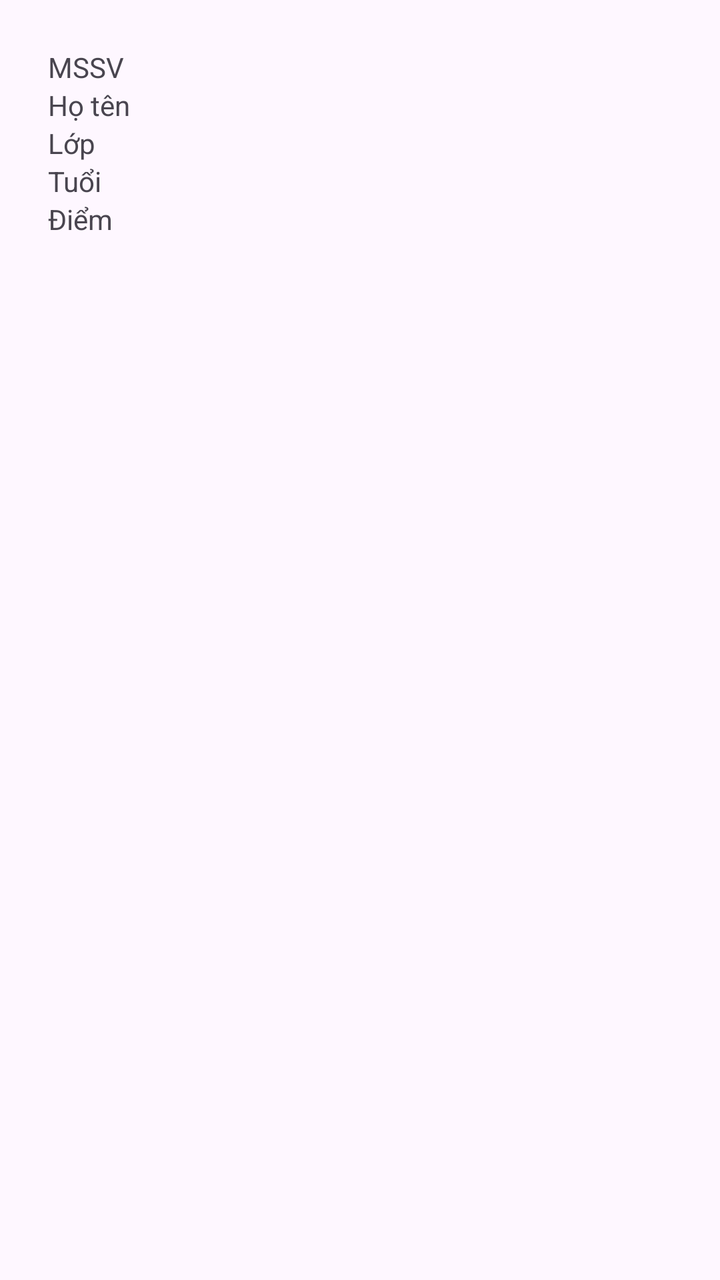
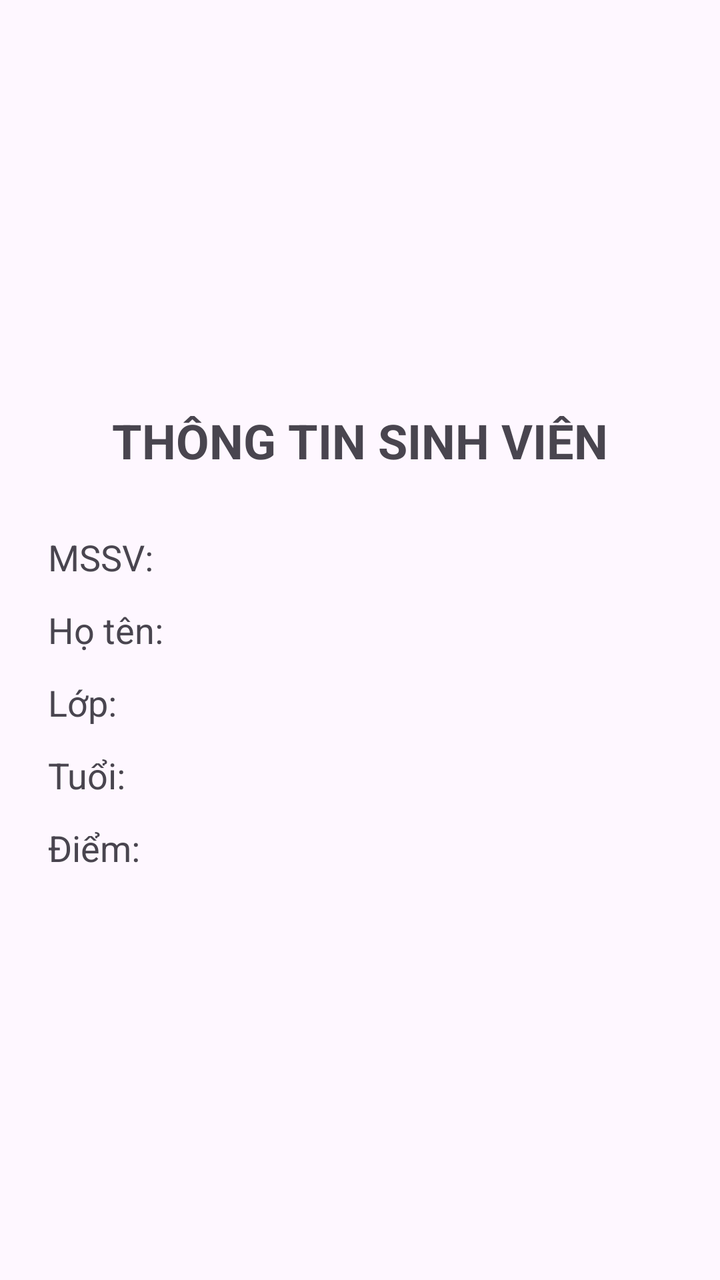

Compare the two renders of this Android layout. The source of the first and the diff that turns it into the second are given below.
<!-- AndroidManifest.xml: application theme Theme.StudentInfo_2415141122122 -->
<!-- res/layout/activity_main.xml -->
<LinearLayout
    xmlns:android="http://schemas.android.com/apk/res/android"
    android:layout_width="match_parent"
    android:layout_height="match_parent"
    android:orientation="vertical"
    android:padding="24dp">

    <TextView
        android:id="@+id/tvStudentId"
        android:layout_width="match_parent"
        android:layout_height="wrap_content"
        android:text="MSSV" />

    <TextView
        android:id="@+id/tvName"
        android:layout_width="match_parent"
        android:layout_height="wrap_content"
        android:text="Họ tên" />

    <TextView
        android:id="@+id/tvClass"
        android:layout_width="match_parent"
        android:layout_height="wrap_content"
        android:text="Lớp" />

    <TextView
        android:id="@+id/tvAge"
        android:layout_width="match_parent"
        android:layout_height="wrap_content"
        android:text="Tuổi" />

    <TextView
        android:id="@+id/tvScore"
        android:layout_width="match_parent"
        android:layout_height="wrap_content"
        android:text="Điểm" />

</LinearLayout>
<!-- resources referenced by this layout -->
<resources>
  <style name="Theme.StudentInfo_2415141122122" parent="Base.Theme.StudentInfo_2415141122122" />
  <style name="Base.Theme.StudentInfo_2415141122122" parent="Theme.Material3.DayNight.NoActionBar">
          
          
      </style>
</resources>

<!-- the commit's change to res/layout/activity_main.xml (unified diff, before → after) -->
@@ -1,38 +1,57 @@
-<LinearLayout
-    xmlns:android="http://schemas.android.com/apk/res/android"
+<?xml version="1.0" encoding="utf-8"?>
+<LinearLayout xmlns:android="http://schemas.android.com/apk/res/android"
     android:layout_width="match_parent"
     android:layout_height="match_parent"
     android:orientation="vertical"
-    android:padding="24dp">
+    android:padding="24dp"
+    android:gravity="center_vertical">
+
+    <TextView
+        android:layout_width="match_parent"
+        android:layout_height="wrap_content"
+        android:text="THÔNG TIN SINH VIÊN"
+        android:textSize="24sp"
+        android:textStyle="bold"
+        android:gravity="center"
+        android:layout_marginBottom="30dp" />
 
     <TextView
         android:id="@+id/tvStudentId"
         android:layout_width="match_parent"
         android:layout_height="wrap_content"
-        android:text="MSSV" />
+        android:text="MSSV:"
+        android:textSize="18sp"
+        android:layout_marginBottom="12dp" />
 
     <TextView
         android:id="@+id/tvName"
         android:layout_width="match_parent"
         android:layout_height="wrap_content"
-        android:text="Họ tên" />
+        android:text="Họ tên:"
+        android:textSize="18sp"
+        android:layout_marginBottom="12dp" />
 
     <TextView
         android:id="@+id/tvClass"
         android:layout_width="match_parent"
         android:layout_height="wrap_content"
-        android:text="Lớp" />
+        android:text="Lớp:"
+        android:textSize="18sp"
+        android:layout_marginBottom="12dp" />
 
     <TextView
         android:id="@+id/tvAge"
         android:layout_width="match_parent"
         android:layout_height="wrap_content"
-        android:text="Tuổi" />
+        android:text="Tuổi:"
+        android:textSize="18sp"
+        android:layout_marginBottom="12dp" />
 
     <TextView
         android:id="@+id/tvScore"
         android:layout_width="match_parent"
         android:layout_height="wrap_content"
-        android:text="Điểm" />
+        android:text="Điểm:"
+        android:textSize="18sp" />
 
 </LinearLayout>
